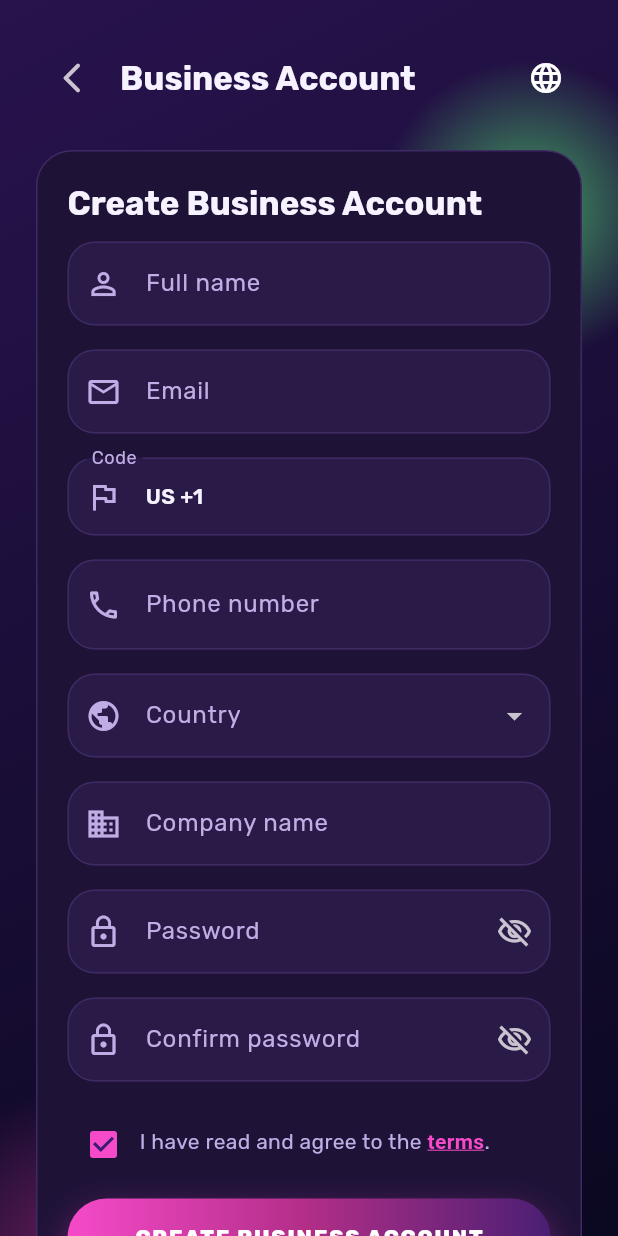
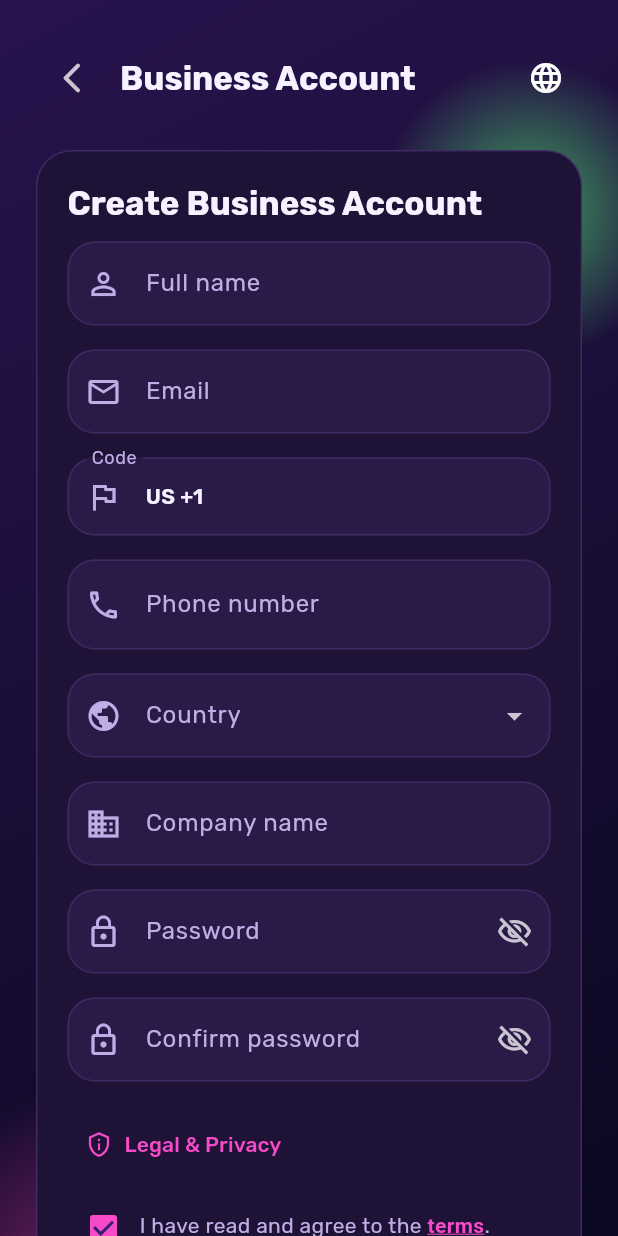
Before and after one commit to itxxsaiff/click-kick-app, a Flutter app: the RegisterScreen screen opened directly, on a phone screen of 412 x 824 dp. Run offline on Flutter 3.47's test engine with Material 3 defaults, Android fonts, the phone set to English and light mode, and no system bars; our stand-ins replace cloud_firestore, cloud_functions, country_picker, firebase_auth, firebase_core, firebase_storage and 7 more; missing offline and left inert: flutter_stripe; accounts and stored records are empty.

Commit message:
Legal and Privacy updated

```diff
--- a/lib/screens/auth/register_screen.dart
+++ b/lib/screens/auth/register_screen.dart
@@ -511,6 +511,19 @@ class _RegisterScreenState extends State<RegisterScreen> {
                         ),
                       ),
                       const SizedBox(height: 18),
+                      TextButton.icon(
+                        onPressed: () {
+                          Navigator.push(
+                            context,
+                            MaterialPageRoute(
+                              builder: (_) => const LegalCenterScreen(),
+                            ),
+                          );
+                        },
+                        icon: const Icon(Icons.privacy_tip_outlined),
+                        label: Text(context.tr('Legal & Privacy')),
+                      ),
+                      const SizedBox(height: 8),
                       Row(
                         crossAxisAlignment: CrossAxisAlignment.start,
                         children: [
@@ -558,19 +571,6 @@ class _RegisterScreenState extends State<RegisterScreen> {
                                   ? context.tr('Create Business Account')
                                   : context.tr('Create Account')),
                         onPressed: _isLoading ? () {} : _handleRegister,
-                      ),
-                      const SizedBox(height: 10),
-                      TextButton.icon(
-                        onPressed: () {
-                          Navigator.push(
-                            context,
-                            MaterialPageRoute(
-                              builder: (_) => const LegalCenterScreen(),
-                            ),
-                          );
-                        },
-                        icon: const Icon(Icons.privacy_tip_outlined),
-                        label: Text(context.tr('Legal & Privacy')),
                       ),
                     ],
                   ),
```
